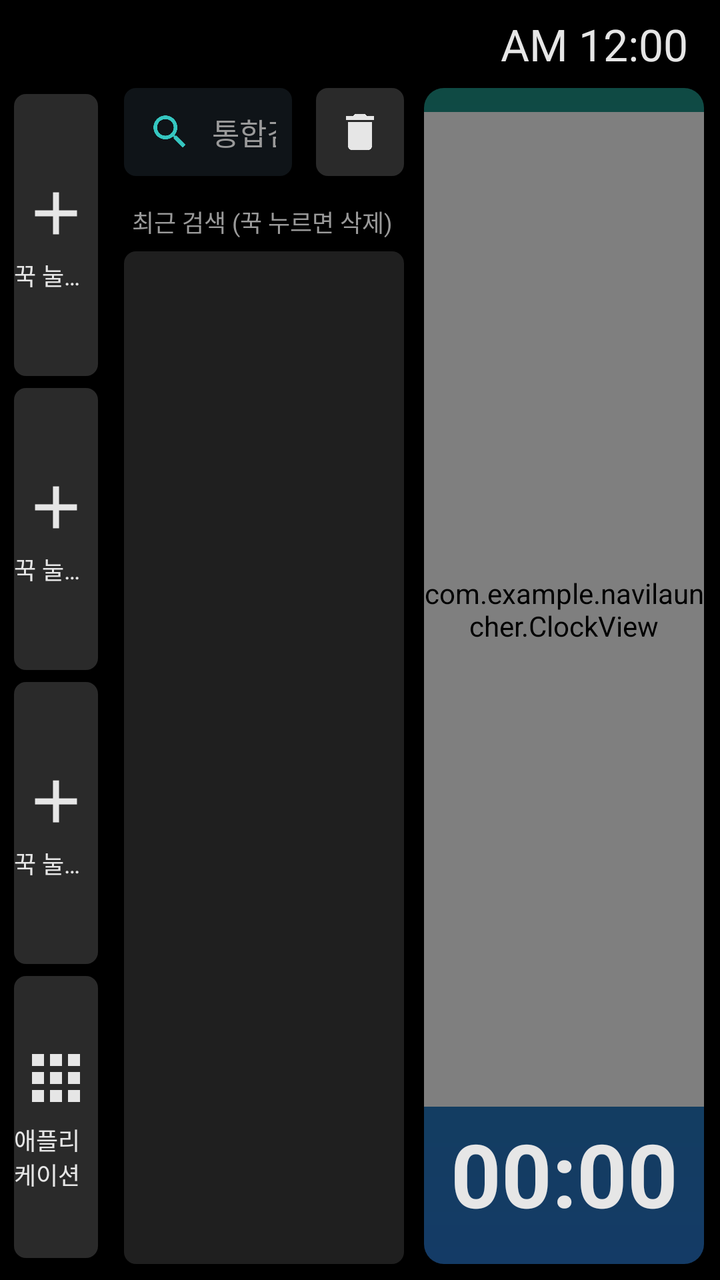
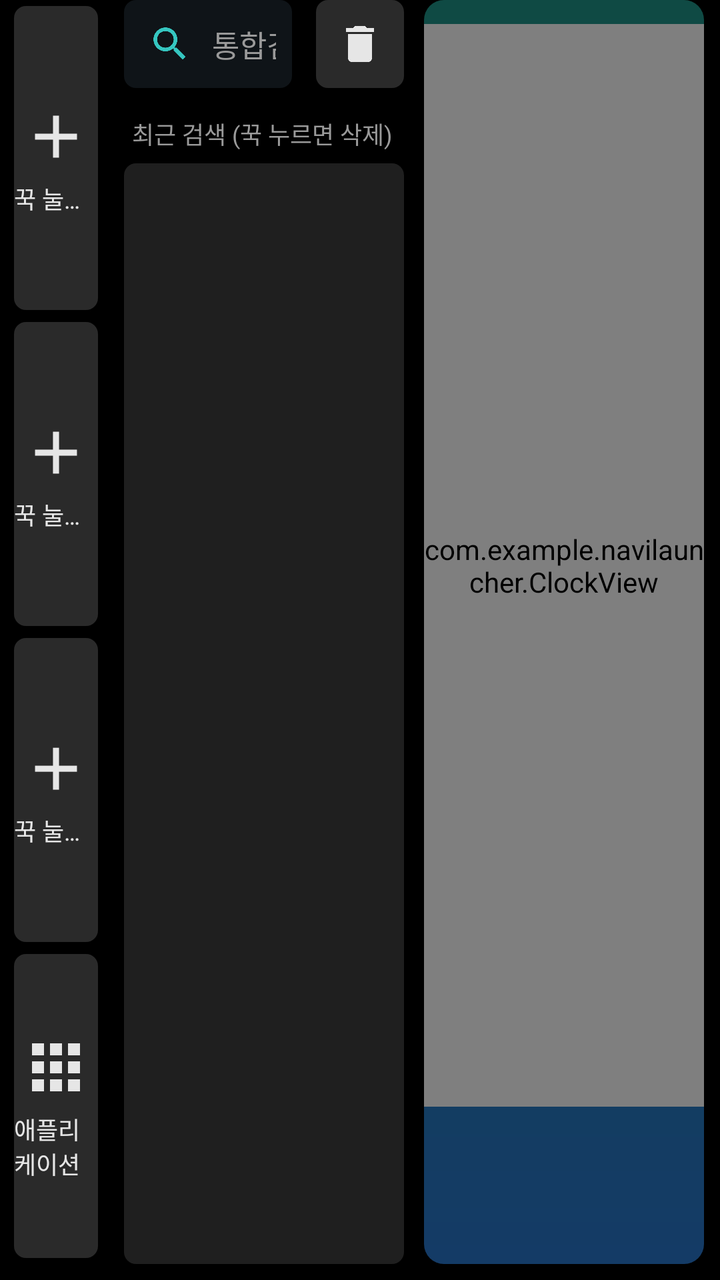

Compare the two renders of this Android layout. The source of the first and the diff that turns it into the second are given below.
<!-- AndroidManifest.xml: application theme AppTheme -->
<!-- res/layout/activity_main.xml -->
<?xml version="1.0" encoding="utf-8"?>
<LinearLayout xmlns:android="http://schemas.android.com/apk/res/android"
    android:layout_width="match_parent"
    android:layout_height="match_parent"
    android:background="@color/bg"
    android:orientation="vertical">

    
    <RelativeLayout
        android:layout_width="match_parent"
        android:layout_height="44dp"
        android:paddingStart="12dp"
        android:paddingEnd="16dp">

        <TextClock
            android:layout_width="wrap_content"
            android:layout_height="wrap_content"
            android:layout_alignParentEnd="true"
            android:layout_centerVertical="true"
            android:format12Hour="a h:mm"
            android:format24Hour="a h:mm"
            android:textColor="@color/text"
            android:textSize="22sp" />
    </RelativeLayout>

    <LinearLayout
        android:layout_width="match_parent"
        android:layout_height="match_parent"
        android:orientation="horizontal"
        android:paddingStart="4dp"
        android:paddingEnd="8dp"
        android:paddingBottom="8dp">

        
        <LinearLayout
            android:layout_width="0dp"
            android:layout_height="match_parent"
            android:layout_weight="1.1"
            android:orientation="vertical">

            <include android:id="@+id/slot0" layout="@layout/item_slot" />
            <include android:id="@+id/slot1" layout="@layout/item_slot" />
            <include android:id="@+id/slot2" layout="@layout/item_slot" />

            <LinearLayout
                android:id="@+id/btnAllApps"
                android:layout_width="match_parent"
                android:layout_height="0dp"
                android:layout_margin="3dp"
                android:layout_weight="1"
                android:background="@drawable/bg_btn"
                android:gravity="center"
                android:orientation="vertical">

                <ImageView
                    android:layout_width="36dp"
                    android:layout_height="36dp"
                    android:src="@drawable/ic_apps" />

                <TextView
                    android:layout_width="wrap_content"
                    android:layout_height="wrap_content"
                    android:layout_marginTop="4dp"
                    android:text="애플리케이션"
                    android:textColor="@color/text"
                    android:textSize="12sp" />
            </LinearLayout>
        </LinearLayout>

        
        <LinearLayout
            android:layout_width="0dp"
            android:layout_height="match_parent"
            android:layout_marginStart="10dp"
            android:layout_marginEnd="10dp"
            android:layout_weight="3.2"
            android:orientation="vertical">

            <LinearLayout
                android:layout_width="match_parent"
                android:layout_height="wrap_content"
                android:gravity="center_vertical"
                android:orientation="horizontal">

                <LinearLayout
                    android:layout_width="0dp"
                    android:layout_height="44dp"
                    android:layout_weight="1"
                    android:background="@drawable/bg_search"
                    android:gravity="center_vertical"
                    android:orientation="horizontal"
                    android:paddingStart="12dp"
                    android:paddingEnd="8dp">

                    <ImageView
                        android:id="@+id/searchIcon"
                        android:layout_width="22dp"
                        android:layout_height="22dp"
                        android:src="@drawable/ic_search"
                        android:tint="@color/accent" />

                    <EditText
                        android:id="@+id/searchInput"
                        android:layout_width="0dp"
                        android:layout_height="match_parent"
                        android:layout_marginStart="10dp"
                        android:layout_weight="1"
                        android:background="@null"
                        android:hint="통합검색"
                        android:imeOptions="actionSearch"
                        android:inputType="text"
                        android:maxLines="1"
                        android:singleLine="true"
                        android:textColor="@color/text"
                        android:textColorHint="@color/sub"
                        android:textSize="15sp" />
                </LinearLayout>

                <ImageView
                    android:id="@+id/btnClear"
                    android:layout_width="44dp"
                    android:layout_height="44dp"
                    android:layout_marginStart="12dp"
                    android:background="@drawable/bg_btn"
                    android:padding="10dp"
                    android:src="@drawable/ic_delete" />
            </LinearLayout>

            <TextView
                android:layout_width="wrap_content"
                android:layout_height="wrap_content"
                android:layout_marginStart="4dp"
                android:layout_marginTop="14dp"
                android:layout_marginBottom="6dp"
                android:text="최근 검색 (꾹 누르면 삭제)"
                android:textColor="@color/sub"
                android:textSize="12sp" />

            <ScrollView
                android:layout_width="match_parent"
                android:layout_height="0dp"
                android:layout_weight="1"
                android:background="@drawable/bg_panel">

                <LinearLayout
                    android:id="@+id/recentList"
                    android:layout_width="match_parent"
                    android:layout_height="wrap_content"
                    android:orientation="vertical" />
            </ScrollView>
        </LinearLayout>

        
        <LinearLayout
            android:layout_width="0dp"
            android:layout_height="match_parent"
            android:layout_weight="3.2"
            android:background="@drawable/bg_weather"
            android:orientation="vertical">

            <com.example.navilauncher.ClockView
                android:id="@+id/clock"
                android:layout_width="match_parent"
                android:layout_height="0dp"
                android:layout_marginTop="12dp"
                android:layout_weight="1" />

            <TextClock
                android:layout_width="match_parent"
                android:layout_height="wrap_content"
                android:layout_marginBottom="16dp"
                android:layout_marginTop="4dp"
                android:format12Hour="HH:mm"
                android:format24Hour="HH:mm"
                android:gravity="center"
                android:textColor="@color/text"
                android:textSize="44sp"
                android:textStyle="bold" />
        </LinearLayout>
    </LinearLayout>
</LinearLayout>
<!-- res/layout/item_slot.xml (included above) -->
<?xml version="1.0" encoding="utf-8"?>
<LinearLayout xmlns:android="http://schemas.android.com/apk/res/android"
    android:layout_width="match_parent"
    android:layout_height="0dp"
    android:layout_margin="3dp"
    android:layout_weight="1"
    android:background="@drawable/bg_btn"
    android:gravity="center"
    android:orientation="vertical">

    <ImageView
        android:id="@+id/slotIcon"
        android:layout_width="36dp"
        android:layout_height="36dp"
        android:src="@drawable/ic_add" />

    <TextView
        android:id="@+id/slotLabel"
        android:layout_width="wrap_content"
        android:layout_height="wrap_content"
        android:layout_marginTop="4dp"
        android:ellipsize="end"
        android:maxLines="1"
        android:text="꾹 눌러 설정"
        android:textColor="@color/text"
        android:textSize="12sp" />
</LinearLayout>
<!-- resources referenced by this layout -->
<resources>
  <color name="accent">#35C6C0</color>
  <color name="bg">#000000</color>
  <color name="sub">#9A9A9A</color>
  <color name="text">#E6E6E6</color>
  <!-- drawable bg_btn (drawable) -->
  <ripple xmlns:android="http://schemas.android.com/apk/res/android" android:color="#44FFFFFF">
      <item>
          <shape android:shape="rectangle">
              <solid android:color="@color/btn" />
              <corners android:radius="6dp" />
          </shape>
      </item>
  </ripple>
  <!-- drawable bg_panel (drawable) -->
  <shape xmlns:android="http://schemas.android.com/apk/res/android" android:shape="rectangle">
      <solid android:color="@color/panel" />
      <corners android:radius="6dp" />
  </shape>
  <!-- drawable bg_search (drawable) -->
  <shape xmlns:android="http://schemas.android.com/apk/res/android" android:shape="rectangle">
      <solid android:color="#0F1418" />
      <corners android:radius="6dp" />
  </shape>
  <!-- drawable bg_weather (drawable) -->
  <shape xmlns:android="http://schemas.android.com/apk/res/android" android:shape="rectangle">
      <gradient android:angle="270" android:startColor="#0F4A44" android:endColor="#143B66" />
      <corners android:radius="10dp" />
  </shape>
  <!-- drawable ic_add (drawable) -->
  <vector xmlns:android="http://schemas.android.com/apk/res/android"
      android:width="24dp" android:height="24dp"
      android:viewportWidth="24" android:viewportHeight="24"
      android:tint="#E6E6E6">
      <path android:fillColor="#FFFFFF" android:pathData="M19,13h-6v6h-2v-6H5v-2h6V5h2v6h6v2z" />
  </vector>
  <!-- drawable ic_apps (drawable) -->
  <vector xmlns:android="http://schemas.android.com/apk/res/android"
      android:width="24dp" android:height="24dp"
      android:viewportWidth="24" android:viewportHeight="24"
      android:tint="#E6E6E6">
      <path android:fillColor="#FFFFFF" android:pathData="M4,8h4V4H4v4zM10,20h4v-4h-4v4zM4,20h4v-4H4v4zM4,14h4v-4H4v4zM10,14h4v-4h-4v4zM16,4v4h4V4h-4zM10,8h4V4h-4v4zM16,14h4v-4h-4v4zM16,20h4v-4h-4v4z" />
  </vector>
  <!-- drawable ic_delete (drawable) -->
  <vector xmlns:android="http://schemas.android.com/apk/res/android"
      android:width="24dp" android:height="24dp"
      android:viewportWidth="24" android:viewportHeight="24"
      android:tint="#E6E6E6">
      <path android:fillColor="#FFFFFF" android:pathData="M6,19c0,1.1 0.9,2 2,2h8c1.1,0 2,-0.9 2,-2V7H6v12zM19,4h-3.5l-1,-1h-5l-1,1H5v2h14V4z" />
  </vector>
  <!-- drawable ic_search (drawable) -->
  <vector xmlns:android="http://schemas.android.com/apk/res/android"
      android:width="24dp" android:height="24dp"
      android:viewportWidth="24" android:viewportHeight="24"
      android:tint="#E6E6E6">
      <path android:fillColor="#FFFFFF" android:pathData="M15.5,14h-0.79l-0.28,-0.27C15.41,12.59 16,11.11 16,9.5 16,5.91 13.09,3 9.5,3S3,5.91 3,9.5 5.91,16 9.5,16c1.61,0 3.09,-0.59 4.23,-1.57l0.27,0.28v0.79l5,4.99L20.49,19l-4.99,-5zM9.5,14C7.01,14 5,11.99 5,9.5S7.01,5 9.5,5 14,7.01 14,9.5 11.99,14 9.5,14z" />
  </vector>
  <style name="AppTheme" parent="@android:style/Theme.DeviceDefault.NoActionBar">
          <item name="android:windowBackground">@color/bg</item>
          <item name="android:statusBarColor">@color/bg</item>
          <item name="android:navigationBarColor">@color/bg</item>
      </style>
  <color name="btn">#2A2A2A</color>
  <color name="panel">#1F1F1F</color>
</resources>

<!-- the commit's change to res/layout/activity_main.xml (unified diff, before → after) -->
@@ -5,31 +5,14 @@
     android:background="@color/bg"
     android:orientation="vertical">
 
-    
-    <RelativeLayout
-        android:layout_width="match_parent"
-        android:layout_height="44dp"
-        android:paddingStart="12dp"
-        android:paddingEnd="16dp">
-
-        <TextClock
-            android:layout_width="wrap_content"
-            android:layout_height="wrap_content"
-            android:layout_alignParentEnd="true"
-            android:layout_centerVertical="true"
-            android:format12Hour="a h:mm"
-            android:format24Hour="a h:mm"
-            android:textColor="@color/text"
-            android:textSize="22sp" />
-    </RelativeLayout>
-
     <LinearLayout
         android:layout_width="match_parent"
         android:layout_height="match_parent"
         android:orientation="horizontal"
         android:paddingStart="4dp"
         android:paddingEnd="8dp"
-        android:paddingBottom="8dp">
+        android:paddingBottom="8dp"
+        android:paddingTop="0dp">
 
         
         <LinearLayout
@@ -165,13 +148,12 @@
                 android:layout_marginTop="12dp"
                 android:layout_weight="1" />
 
-            <TextClock
+            <TextView
+                android:id="@+id/digitalTime"
                 android:layout_width="match_parent"
                 android:layout_height="wrap_content"
                 android:layout_marginBottom="16dp"
                 android:layout_marginTop="4dp"
-                android:format12Hour="HH:mm"
-                android:format24Hour="HH:mm"
                 android:gravity="center"
                 android:textColor="@color/text"
                 android:textSize="44sp"
